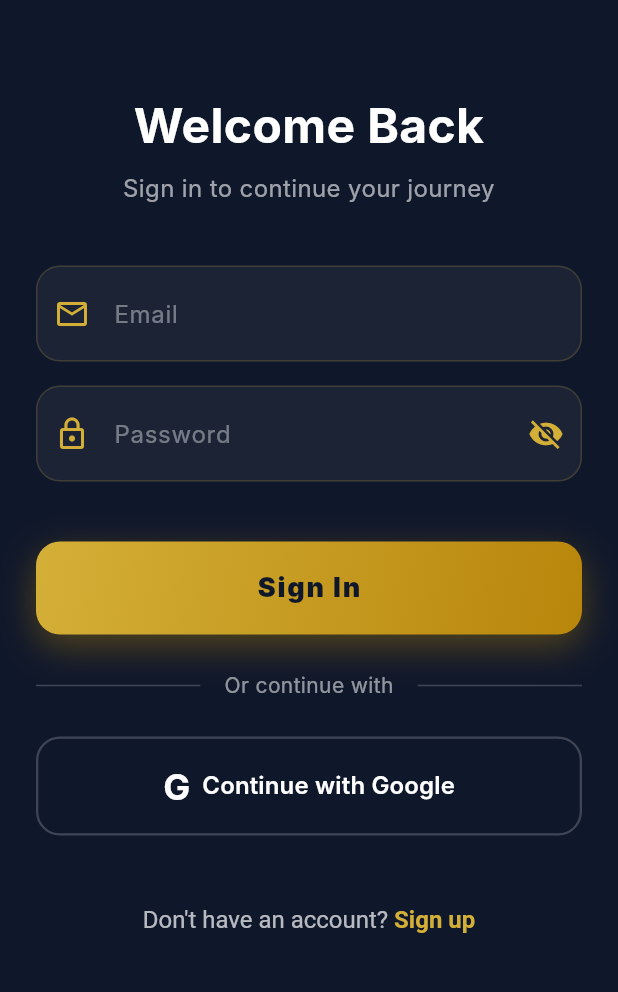
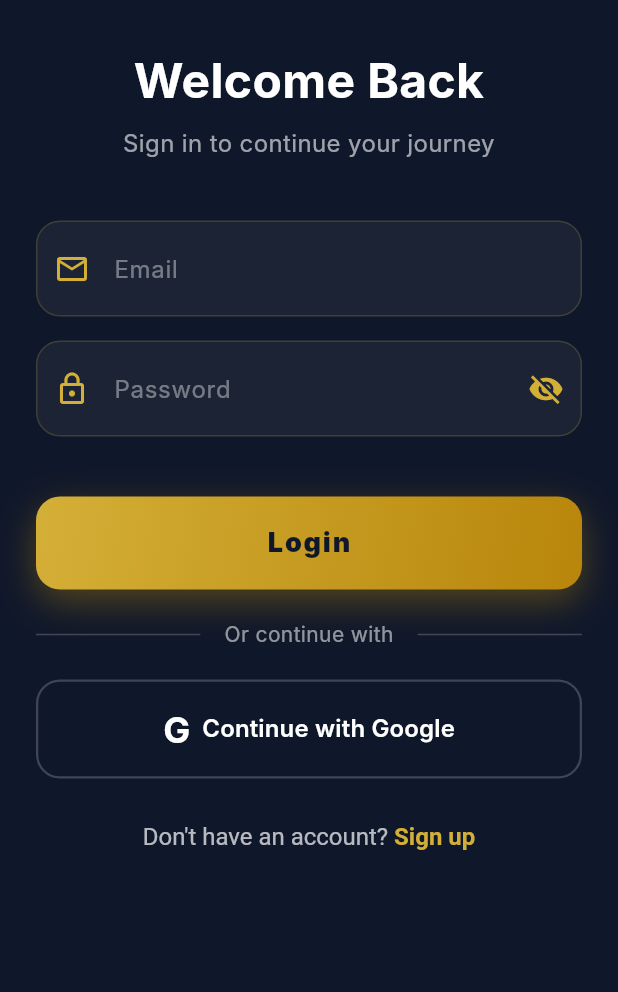
Before and after one commit to atefElhamsa/cad_code_app, a Flutter app: the screen it shows after launch, on a phone screen of 412 x 824 dp, the part 240-1232 px from its top. Run offline on Flutter 3.47's test engine with Material 3 defaults, Android fonts, the phone set to English and light mode, and no system bars; drawn by our look-alikes of flutter_animate; our stand-ins replace equatable, flutter_bloc, font_awesome_flutter, go_router, google_sign_in, supabase_flutter; accounts and stored records are empty; Roboto replaces fonts that are missing (Inter).

Commit message:
edit design and fix bugs

```diff
--- a/lib/features/auth/views/login_view.dart
+++ b/lib/features/auth/views/login_view.dart
@@ -19,11 +19,14 @@ class LoginView extends StatelessWidget {
       body: SafeArea(
         child: SingleChildScrollView(
           padding: const EdgeInsets.fromLTRB(24, 30, 24, 24),
+          child: Center(
+            child: ConstrainedBox(
+              constraints: const BoxConstraints(maxWidth: 500),
               child: Column(
                 crossAxisAlignment: CrossAxisAlignment.stretch,
                 children: [
                   const AuthLogo(),
-              const SizedBox(height: 60),
+                  const SizedBox(height: 30),
                   const Text(
                         'Welcome Back',
                         style: TextStyle(
@@ -71,17 +74,17 @@ class LoginView extends StatelessWidget {
                       .slideX(begin: -0.2, curve: Curves.easeOut),
                   const SizedBox(height: 40),
                   PrimaryGradientButton(
-                    text: 'Sign In',
+                        text: 'Login',
                         onPressed: () => context.go('/'),
                       )
                       .animate()
                       .fadeIn(delay: 600.ms)
                       .scale(curve: Curves.easeOutBack),
-              const SizedBox(height: 24),
+                  const SizedBox(height: 20),
                   const AuthDivider(),
-              const SizedBox(height: 24),
+                  const SizedBox(height: 20),
                   const SocialLoginButton(),
-              const SizedBox(height: 32),
+                  const SizedBox(height: 15),
                   TextButton(
                     onPressed: () => context.push('/signup'),
                     child: RichText(
@@ -104,6 +107,8 @@ class LoginView extends StatelessWidget {
               ),
             ),
           ),
+        ),
+      ),
     );
   }
 }
--- a/lib/features/profile/views/settings_view.dart
+++ b/lib/features/profile/views/settings_view.dart
@@ -186,7 +186,6 @@ class SettingsView extends StatelessWidget {
 
     return Container(
       decoration: BoxDecoration(
-        color: Colors.white,
         borderRadius: BorderRadius.circular(24),
         boxShadow: [
           BoxShadow(
@@ -196,8 +195,10 @@ class SettingsView extends StatelessWidget {
           ),
         ],
       ),
-      child: ClipRRect(
+      child: Material(
+        color: Colors.white,
         borderRadius: BorderRadius.circular(24),
+        clipBehavior: Clip.antiAlias,
         child: Padding(
           padding: const EdgeInsets.symmetric(vertical: 6.0),
           child: Column(children: separatedChildren),
--- a/lib/widgets/course_card_grid.dart
+++ b/lib/widgets/course_card_grid.dart
@@ -76,7 +76,7 @@ class CourseCardGrid extends StatelessWidget {
                   fontSize: 15,
                   fontFamily: 'Inter',
                 ),
-                maxLines: 2,
+                maxLines: 1,
                 overflow: TextOverflow.ellipsis,
               ),
             ),
--- a/lib/widgets/main_bottom_nav_bar.dart
+++ b/lib/widgets/main_bottom_nav_bar.dart
@@ -41,8 +41,8 @@ class MainBottomNavBar extends StatelessWidget {
                       width: tabWidth,
                       child: Center(
                         child: Container(
-                          width: 115,
-                          height: 48,
+                          width: 140,
+                          height: 50,
                           decoration: BoxDecoration(
                             color: AppTheme.primaryGoldLight.withValues(alpha: 0.15),
                             borderRadius: BorderRadius.circular(24),
```
Also changed, not shown: lib/features/auth/views/signup_view.dart (+9 -4 lines), lib/features/auth/widgets/auth_logo.dart (+20 -4 lines), lib/features/courses/views/enrolled_courses_view.dart (+14 -2 lines), lib/features/courses/views/home_view.dart (+11 -2 lines), pubspec.yaml (+16 -0 lines), assets/images/logo.jpg (added), assets/images/logo_app.png (added), pubspec.lock, 81 other files. Lines whose indentation alone changed are shown as unchanged.
